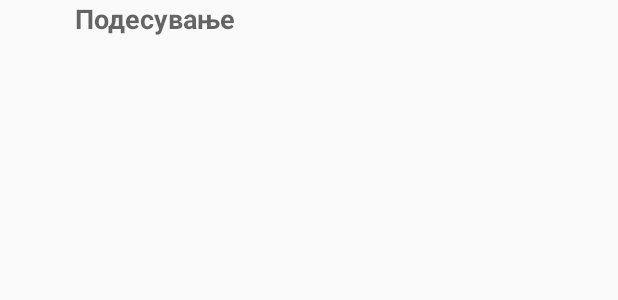
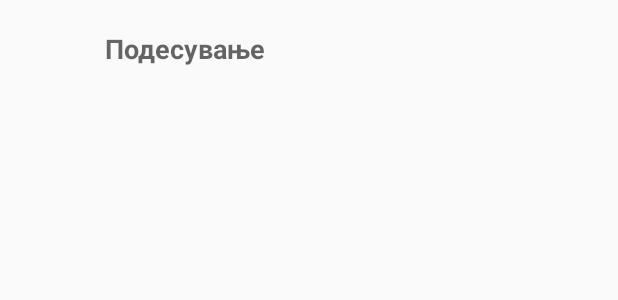
Before and after one commit to PetrovskiIgor/NewsReaderAndroid, an Android app: the layout header_navigation_drawer_adjustments.xml on its own in the app's theme, with its tools: preview values and no code run, on a phone screen of 412 x 824 dp. Shown: the top 300 px of the screen. Run offline under Robolectric (Android 15) with nearby library versions, the phone set to English and light mode, and no system bars.

Commit message:
fixed a bug

```diff
--- a/app/src/main/res/layout/header_navigation_drawer_adjustments.xml
+++ b/app/src/main/res/layout/header_navigation_drawer_adjustments.xml
@@ -1,4 +1,10 @@
 <?xml version="1.0" encoding="utf-8"?>
+<RelativeLayout
+    android:layout_width="match_parent"
+    android:layout_height="match_parent"
+    xmlns:android="http://schemas.android.com/apk/res/android"
+    android:layout_marginLeft="20dp"
+    android:layout_marginTop="20dp">
     <TextView
         android:id="@+id/txtHeaderAdjustments"
         xmlns:android="http://schemas.android.com/apk/res/android"
@@ -11,3 +17,4 @@
         >
 
     </TextView>
+</RelativeLayout>
```
Lines whose indentation alone changed are shown as unchanged.
